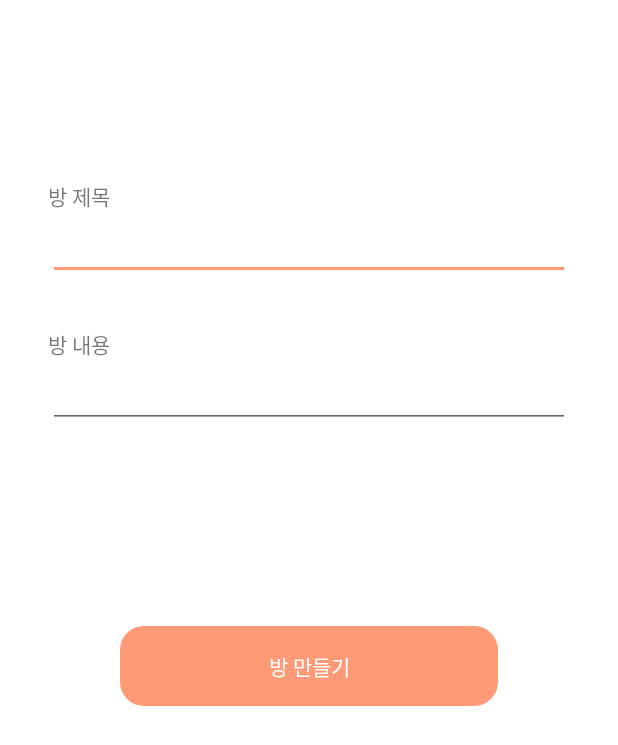
After one commit to malibinYun/morse_android_stove_camp, an Android app: the CreateRoomActivity screen opened directly, with no data from a screen before it, on a phone screen of 412 x 824 dp. The commit adds this screen. Shown: the top 745 px of the screen. Run offline under Robolectric (Android 15) with nearby library versions, the phone set to English and light mode, and no system bars; our stand-ins replace data binding.

Commit message:
[Feat] 방 목록, 방만들기 뷰만 작성

```diff
--- a/app/src/main/AndroidManifest.xml
+++ b/app/src/main/AndroidManifest.xml
@@ -16,6 +16,8 @@
         android:supportsRtl="true"
         android:theme="@style/Theme.Morse"
         android:usesCleartextTraffic="true">
+        <activity android:name=".presentation.rooms.create.CreateRoomActivity"></activity>
+        <activity android:name=".presentation.rooms.RoomsActivity" />
         <activity android:name=".presentation.TestActivity">
             <intent-filter>
                 <action android:name="android.intent.action.MAIN" />
@@ -26,9 +28,7 @@
         <activity android:name=".presentation.viewer.ViewerActivity" />
         <activity android:name=".presentation.broadcast.BroadCastActivity" />
         <activity android:name=".presentation.signup.SignUpActivity" />
-        <activity android:name=".presentation.login.LoginActivity">
-
-        </activity>
+        <activity android:name=".presentation.login.LoginActivity" />
     </application>
 
 </manifest>
--- /dev/null
+++ b/app/src/main/java/com/malibin/morse/presentation/rooms/create/CreateRoomActivity.kt
@@ -0,0 +1,14 @@
+package com.malibin.morse.presentation.rooms.create
+
+import androidx.appcompat.app.AppCompatActivity
+import android.os.Bundle
+import com.malibin.morse.databinding.ActivityCreateRoomBinding
+
+class CreateRoomActivity : AppCompatActivity() {
+    override fun onCreate(savedInstanceState: Bundle?) {
+        super.onCreate(savedInstanceState)
+
+        val binding = ActivityCreateRoomBinding.inflate(layoutInflater)
+        setContentView(binding.root)
+    }
+}
--- a/app/src/main/res/color/selector_main_gray_16dp.xml
+++ b/app/src/main/res/color/selector_main_gray_16dp.xml
@@ -1,5 +1,5 @@
 <?xml version="1.0" encoding="utf-8"?>
 <selector xmlns:android="http://schemas.android.com/apk/res/android">
-    <item android:color="#FF5C3E" android:state_enabled="true" />
+    <item android:color="#FF9A76" android:state_enabled="true" />
     <item android:color="#AAAAAA" android:state_enabled="false" />
 </selector>
--- /dev/null
+++ b/app/src/main/res/layout/activity_create_room.xml
@@ -0,0 +1,71 @@
+<?xml version="1.0" encoding="utf-8"?>
+<layout xmlns:android="http://schemas.android.com/apk/res/android"
+    xmlns:app="http://schemas.android.com/apk/res-auto"
+    xmlns:tools="http://schemas.android.com/tools">
+
+    <data>
+
+    </data>
+
+    <androidx.constraintlayout.widget.ConstraintLayout
+        android:layout_width="match_parent"
+        android:layout_height="match_parent"
+        tools:context=".presentation.rooms.create.CreateRoomActivity">
+
+        <TextView
+            android:id="@+id/textView3"
+            android:layout_width="wrap_content"
+            android:layout_height="wrap_content"
+            android:layout_marginTop="120dp"
+            android:text="방 제목"
+            app:layout_constraintStart_toStartOf="@+id/text_room_title"
+            app:layout_constraintTop_toTopOf="parent" />
+
+        <EditText
+            android:id="@+id/text_room_title"
+            android:layout_width="0dp"
+            android:layout_height="wrap_content"
+            android:layout_marginStart="32dp"
+            android:layout_marginEnd="32dp"
+            android:ems="10"
+            android:inputType="textPersonName"
+            app:layout_constraintEnd_toEndOf="parent"
+            app:layout_constraintStart_toStartOf="parent"
+            app:layout_constraintTop_toBottomOf="@+id/textView3" />
+
+        <TextView
+            android:id="@+id/textView4"
+            android:layout_width="wrap_content"
+            android:layout_height="wrap_content"
+            android:layout_marginTop="32dp"
+            android:text="방 내용"
+            app:layout_constraintStart_toStartOf="@+id/text_room_content"
+            app:layout_constraintTop_toBottomOf="@+id/text_room_title" />
+
+        <EditText
+            android:id="@+id/text_room_content"
+            android:layout_width="0dp"
+            android:layout_height="wrap_content"
+            android:ems="10"
+            android:inputType="textPersonName"
+            app:layout_constraintEnd_toEndOf="@+id/text_room_title"
+            app:layout_constraintStart_toStartOf="@+id/text_room_title"
+            app:layout_constraintTop_toBottomOf="@+id/textView4" />
+
+        <TextView
+            android:id="@+id/button_create_room"
+            style="@style/TextButton"
+            android:layout_width="0dp"
+            android:layout_height="wrap_content"
+            android:layout_marginStart="80dp"
+            android:layout_marginTop="132dp"
+            android:layout_marginEnd="80dp"
+            android:gravity="center"
+            android:paddingTop="16dp"
+            android:paddingBottom="16dp"
+            android:text="방 만들기"
+            app:layout_constraintEnd_toEndOf="parent"
+            app:layout_constraintStart_toStartOf="parent"
+            app:layout_constraintTop_toBottomOf="@+id/text_room_content" />
+    </androidx.constraintlayout.widget.ConstraintLayout>
+</layout>
```
Also changed, not shown: app/src/main/java/com/malibin/morse/presentation/rooms/RoomsActivity.kt (added, +15 -0 lines), app/src/main/res/layout/activity_rooms.xml (added, +52 -0 lines).
